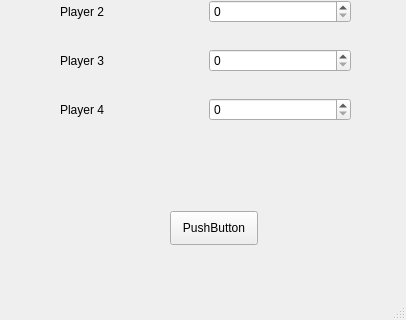
This is main-game-rounds.ui in jan-of-us/wizard-tracker as Qt 5 draws it before an edit; both pictures show x 0 to 406 and y 148 to 468 of the 406 by 468 pixel window. The edited form follows.
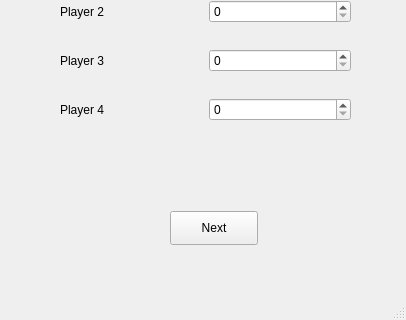
This is the edited form.

Commit message: More descriptive function and widget names, added various comments, improved code readability

```diff
--- a/main-game-rounds.ui
+++ b/main-game-rounds.ui
@@ -95,7 +95,7 @@
      </rect>
     </property>
     <property name="text">
-     <string>PushButton</string>
+     <string>Next</string>
     </property>
    </widget>
    <widget class="QLabel" name="labelTitle">
```
Left out of the diff: 28 changed lines with no effect on the pictures. The commit also changes 3 other files.
